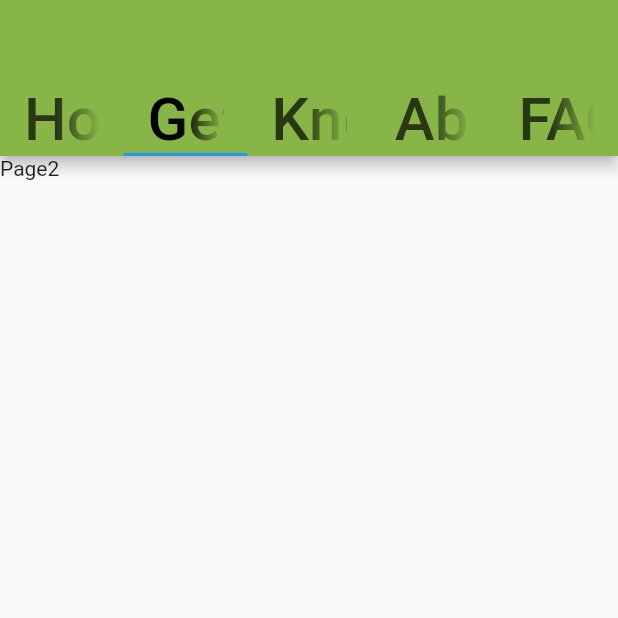
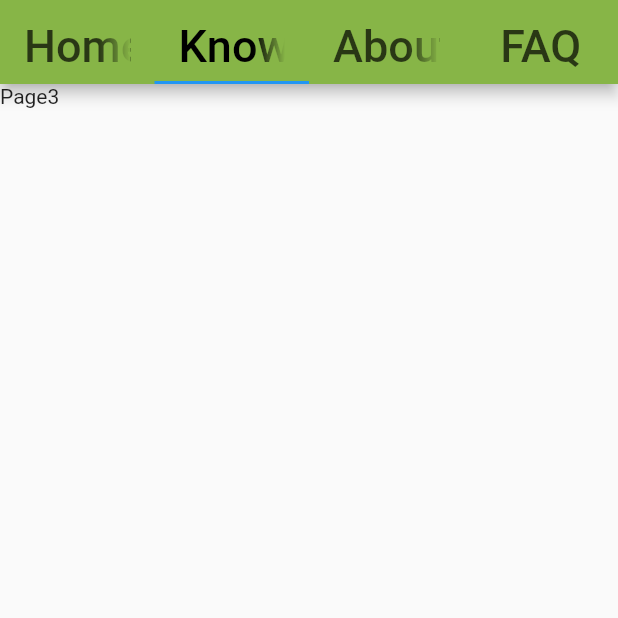
Before and after one commit to Biowulf21/Bilin-GDSC-Xavier-Team-Hiraya, a Flutter app: the Dashboard screen opened by its route, tab 2 chosen, on a phone screen of 412 x 824 dp, the top half of it. Run offline on Flutter 3.47's test engine with Material 2 defaults, Android fonts, the phone set to English and light mode, and no system bars; our stand-ins replace flutter_vector_icons.

Commit message:
Added events scrollable screen

```diff
--- a/lib/screens/dashboard.dart
+++ b/lib/screens/dashboard.dart
@@ -1,4 +1,5 @@
 import 'package:bilin/constants/constants_text_styles.dart';
+import 'package:bilin/screens/get_involved_page.dart';
 import 'package:flutter/material.dart';
 
 class Dashboard extends StatefulWidget {
@@ -28,10 +29,9 @@ class Dashboard extends StatefulWidget {
   static const String id = '/dashboard';
 
   final tabs = const TabBar(
-      labelStyle: TextStyle(color: Colors.black, fontSize: 40),
+      labelStyle: TextStyle(color: Colors.black, fontSize: 30),
       tabs: <Tab>[
         Tab(text: 'Home'),
-        Tab(text: "Get Involved"),
         Tab(text: "Knowledge Hub"),
         Tab(text: "About us"),
         Tab(text: "FAQ"),
@@ -45,15 +45,15 @@ class _DashboardState extends State<Dashboard> {
   @override
   Widget build(BuildContext context) {
     return DefaultTabController(
-      length: 5,
+      length: 4,
       child: Scaffold(
         appBar: AppBar(
           automaticallyImplyLeading: false,
-          bottom: widget.tabs,
+          bottom: PreferredSize(
+              preferredSize: const Size.fromHeight(0), child: widget.tabs),
         ),
         body: const TabBarView(children: <Widget>[
-          Text('Page1'),
-          Text('Page2'),
+          GetInvolvedPage(),
           Text('Page3'),
           Text('Page4'),
           Text('Page5'),
--- a/lib/screens/get_involved_page.dart
+++ b/lib/screens/get_involved_page.dart
@@ -1,3 +1,4 @@
+import 'package:bilin/screens/events_page.dart';
 import 'package:flutter/material.dart';
 
 class GetInvolvedPage extends StatefulWidget {
@@ -10,6 +11,8 @@ class GetInvolvedPage extends StatefulWidget {
 class _GetInvolvedPageState extends State<GetInvolvedPage> {
   @override
   Widget build(BuildContext context) {
-    return Container();
+    return Column(
+      children: const <Widget>[Expanded(child: EventsPage())],
+    );
   }
 }
```
Also changed, not shown: lib/screens/events_page.dart (+11 -1 lines).
